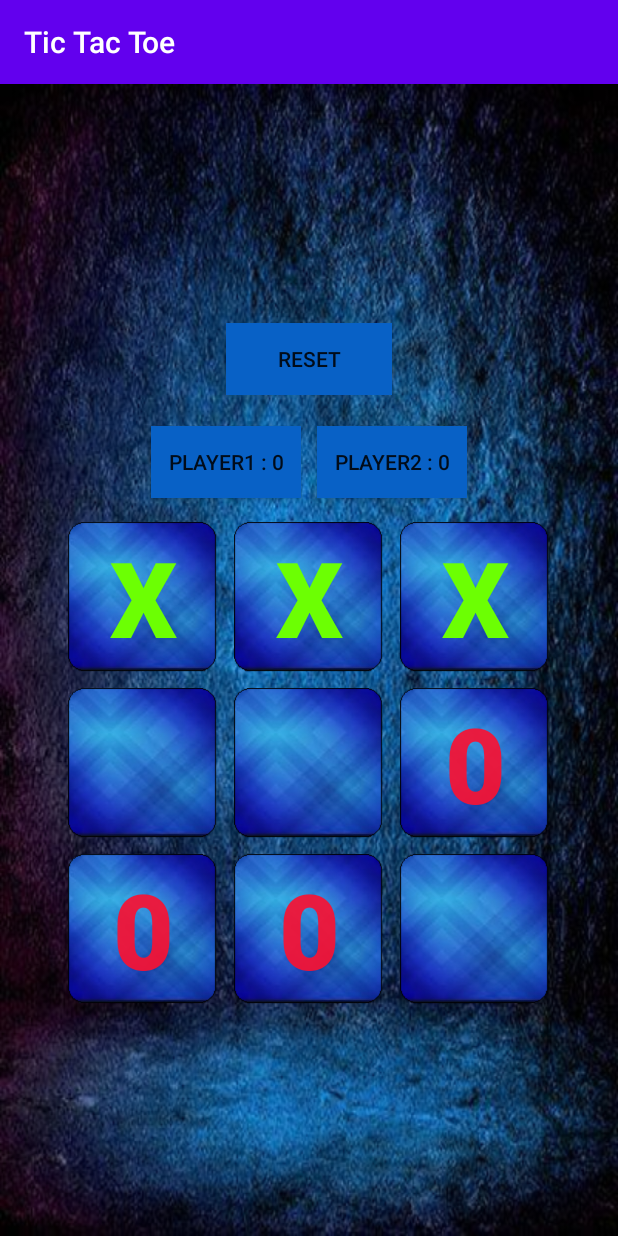
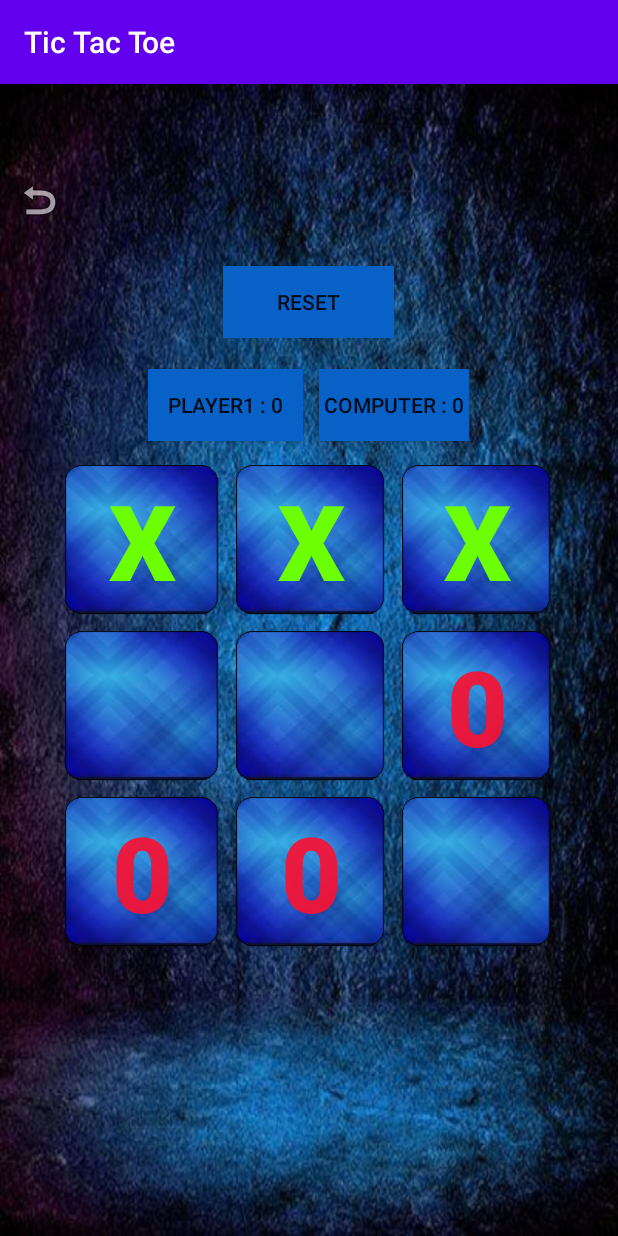
Before and after one commit to RaviKumar7870/Tic-Tac-Toe, an Android app: the COMPUTER screen opened directly, with no data from a screen before it, after a tap on an icon or button, on a phone screen of 412 x 824 dp. Run offline under Robolectric (Android 15) with nearby library versions, the phone set to English and light mode, and no system bars; 3 other taps on this screen came first.

Commit message:
UI Has been changed

```diff
--- a/app/src/main/java/com/example/tictac/COMPUTER.kt
+++ b/app/src/main/java/com/example/tictac/COMPUTER.kt
@@ -1,5 +1,6 @@
 package com.example.tictac
 
+import android.content.Intent
 import android.graphics.Color
 import android.media.MediaPlayer
 import androidx.appcompat.app.AppCompatActivity
@@ -17,6 +18,10 @@ class COMPUTER : AppCompatActivity() {
     override fun onCreate(savedInstanceState: Bundle?) {
         super.onCreate(savedInstanceState)
         setContentView(R.layout.computer_lay)
+        button16.setOnClickListener {
+            val intent16 = Intent(this,MainActivity::class.java)
+           startActivity(intent16)
+        }
     }
 
 
@@ -121,9 +126,23 @@ class COMPUTER : AppCompatActivity() {
                 Toast.makeText(this, "Player 2 Won The Game", Toast.LENGTH_LONG).show()
             }
         }
+        if (winner > 0){
+            btn_1.isEnabled = false
+            btn_2.isEnabled = false
+            btn_3.isEnabled = false
+            btn_4.isEnabled = false
+            btn_5.isEnabled = false
+            btn_6.isEnabled = false
+            btn_7.isEnabled = false
+            btn_8.isEnabled = false
+            btn_9.isEnabled = false
+
+
+        }
 
 
     }
+
     private fun Computer(){
         var unoccupied = ArrayList<Int>()
         for (i in 1..9){
--- a/app/src/main/res/layout/computer_lay.xml
+++ b/app/src/main/res/layout/computer_lay.xml
@@ -8,6 +8,23 @@
     android:gravity="center"
     tools:context=".COMPUTER">
 
+    <TableRow
+        android:layout_width="40dp"
+        android:layout_height="25dp"
+        android:layout_margin="10dp"
+        android:baselineAligned="false"
+        >
+
+        <Button
+            android:id="@+id/button16"
+            android:layout_width="wrap_content"
+            android:layout_height="40dp"
+
+            android:background="#00FFFFFF"
+            android:foreground="@android:drawable/ic_menu_revert"
+            android:foregroundGravity="left"
+            android:text="" />
+    </TableRow>
     <TableRow
         android:layout_width="match_parent"
         android:layout_height="match_parent"
@@ -43,7 +60,7 @@
             android:layout_width="wrap_content"
             android:layout_height="wrap_content"
             android:background="#0861C6"
-            android:text="Player2 : 0"
+            android:text="Computer : 0"
             android:layout_margin="5dp"/>
     </TableRow>
 
@@ -162,4 +179,34 @@
             android:textSize="70sp"
             android:textStyle="bold" />
     </TableRow>
+    <TableRow
+        android:layout_width="224dp"
+        android:layout_height="100dp"
+        android:layout_margin="10dp"
+        android:baselineAligned="false"
+        android:gravity="center">
+
+        <Button
+            android:id="@+id/button26"
+            android:layout_width="114dp"
+            android:layout_height="match_parent"
+
+            android:background="#00FFFFFF"
+            android:text="" />
+    </TableRow>
+    <TableRow
+        android:layout_width="224dp"
+        android:layout_height="100dp"
+        android:layout_margin="10dp"
+        android:baselineAligned="false"
+        android:gravity="center">
+
+        <Button
+            android:id="@+id/button226"
+            android:layout_width="114dp"
+            android:layout_height="match_parent"
+
+            android:background="#00FFFFFF"
+            android:text="" />
+    </TableRow>
 </TableLayout>
```
Also changed, not shown: app/src/main/java/com/example/tictac/Friends.kt (+8 -2 lines), app/src/main/res/layout/activity_main.xml (+11 -10 lines), app/src/main/res/layout/friends.xml (+47 -0 lines), app/src/main/res/drawable/back1.jpg (deleted), app/src/main/res/drawable/back1.png (added), app/src/main/res/drawable/tic12345.png (added), app/src/main/res/drawable/tic333.png (added).
